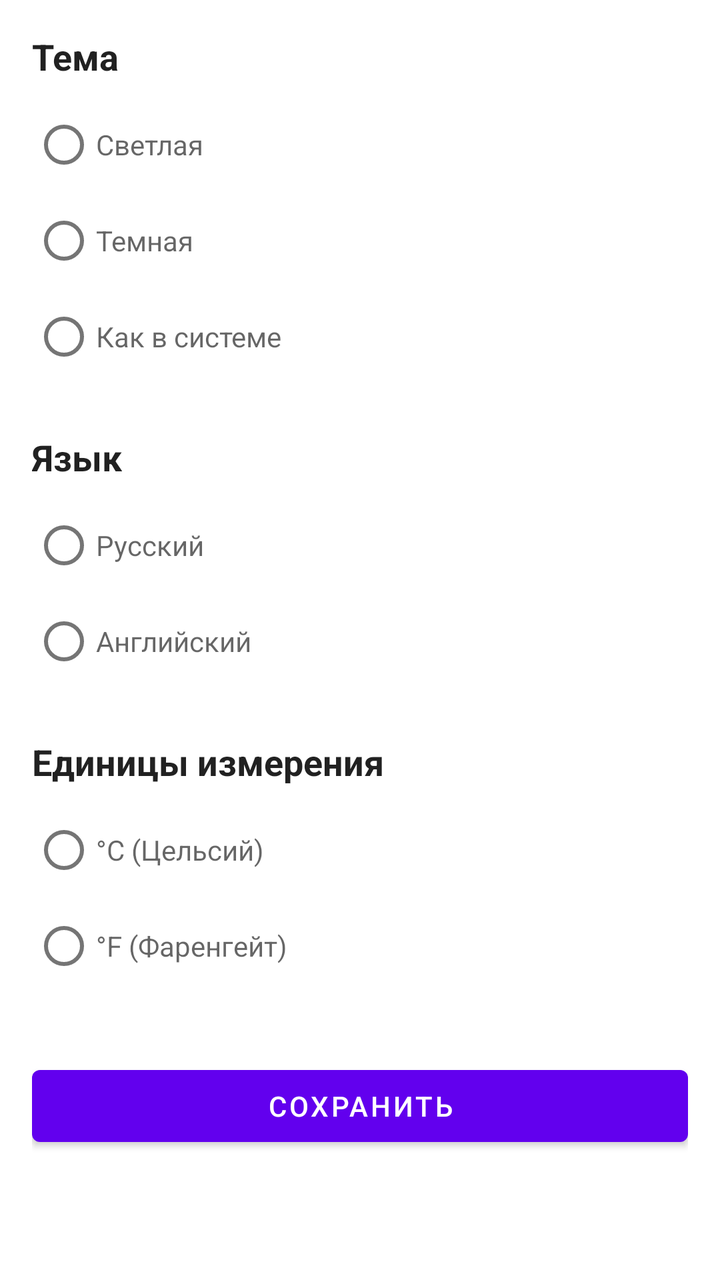
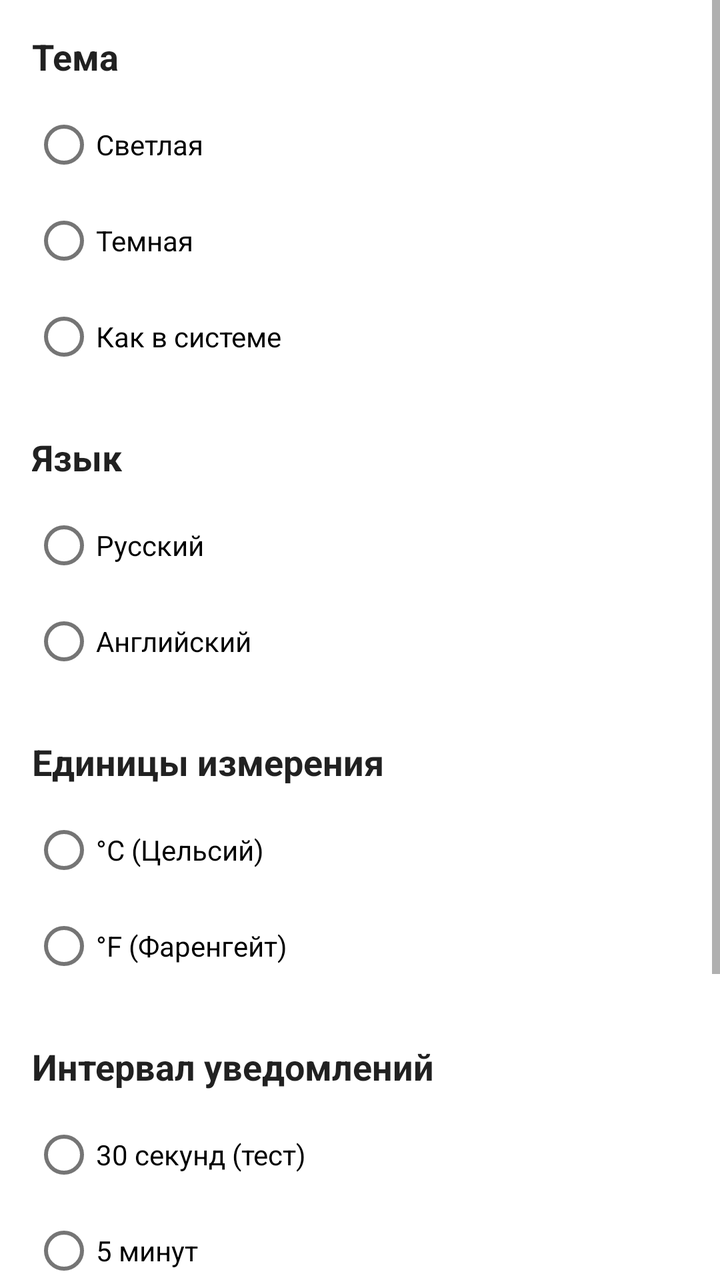

Before-and-after screenshots of an Android layout around one commit, followed by the original layout XML and the change that was made.
<!-- AndroidManifest.xml: application theme AppTheme -->
<!-- res/layout/fragment_settings.xml -->
<?xml version="1.0" encoding="utf-8"?>
<ScrollView xmlns:android="http://schemas.android.com/apk/res/android"
    xmlns:app="http://schemas.android.com/apk/res-auto"
    android:layout_width="match_parent"
    android:layout_height="match_parent"
    android:background="?android:attr/windowBackground"> <LinearLayout
    android:layout_width="match_parent"
    android:layout_height="wrap_content"
    android:orientation="vertical"
    android:padding="16dp">

    <TextView
        android:layout_width="wrap_content"
        android:layout_height="wrap_content"
        android:text="@string/theme"
        android:textSize="18sp"
        android:textStyle="bold"
        android:textColor="?android:attr/textColorPrimary"
        android:layout_marginBottom="8dp" />

    <RadioGroup
        android:id="@+id/themeRadioGroup"
        android:layout_width="match_parent"
        android:layout_height="wrap_content"
        android:layout_marginBottom="24dp">

        <RadioButton
            android:id="@+id/lightThemeRadio"
            android:layout_width="match_parent"
            android:layout_height="wrap_content"
            android:text="@string/light_theme"
            android:textColor="?android:attr/textColorSecondary" />

        <RadioButton
            android:id="@+id/darkThemeRadio"
            android:layout_width="match_parent"
            android:layout_height="wrap_content"
            android:text="@string/dark_theme"
            android:textColor="?android:attr/textColorSecondary" />

        <RadioButton
            android:id="@+id/systemThemeRadio"
            android:layout_width="match_parent"
            android:layout_height="wrap_content"
            android:text="@string/system_theme"
            android:textColor="?android:attr/textColorSecondary" />

    </RadioGroup>

    <TextView
        android:layout_width="wrap_content"
        android:layout_height="wrap_content"
        android:text="@string/language"
        android:textSize="18sp"
        android:textStyle="bold"
        android:textColor="?android:attr/textColorPrimary"
        android:layout_marginBottom="8dp" />

    <RadioGroup
        android:id="@+id/languageRadioGroup"
        android:layout_width="match_parent"
        android:layout_height="wrap_content"
        android:layout_marginBottom="24dp">

        <RadioButton
            android:id="@+id/russianRadio"
            android:layout_width="match_parent"
            android:layout_height="wrap_content"
            android:text="@string/russian"
            android:textColor="?android:attr/textColorSecondary" />

        <RadioButton
            android:id="@+id/englishRadio"
            android:layout_width="match_parent"
            android:layout_height="wrap_content"
            android:text="@string/english"
            android:textColor="?android:attr/textColorSecondary" />

    </RadioGroup>

    <TextView
        android:layout_width="wrap_content"
        android:layout_height="wrap_content"
        android:text="@string/units"
        android:textSize="18sp"
        android:textStyle="bold"
        android:textColor="?android:attr/textColorPrimary"
        android:layout_marginBottom="8dp" />

    <RadioGroup
        android:id="@+id/unitsRadioGroup"
        android:layout_width="match_parent"
        android:layout_height="wrap_content"
        android:layout_marginBottom="32dp">

        <RadioButton
            android:id="@+id/celsiusRadio"
            android:layout_width="match_parent"
            android:layout_height="wrap_content"
            android:text="@string/celsius"
            android:textColor="?android:attr/textColorSecondary" />

        <RadioButton
            android:id="@+id/fahrenheitRadio"
            android:layout_width="match_parent"
            android:layout_height="wrap_content"
            android:text="@string/fahrenheit"
            android:textColor="?android:attr/textColorSecondary" />

    </RadioGroup>

    <Button
        android:id="@+id/saveButton"
        android:layout_width="match_parent"
        android:layout_height="wrap_content"
        android:text="@string/save" />

</LinearLayout>

</ScrollView>
<!-- resources referenced by this layout -->
<resources>
  <string name="celsius">°C (Цельсий)</string>
  <string name="dark_theme">Темная</string>
  <string name="english">Английский</string>
  <string name="fahrenheit">°F (Фаренгейт)</string>
  <string name="language">Язык</string>
  <string name="light_theme">Светлая</string>
  <string name="russian">Русский</string>
  <string name="save">Сохранить</string>
  <string name="system_theme">Как в системе</string>
  <string name="theme">Тема</string>
  <string name="units">Единицы измерения</string>
  <style name="AppTheme" parent="Theme.MaterialComponents.DayNight.NoActionBar">
          <item name="colorPrimary">@color/purple_500</item>
          <item name="colorPrimaryDark">@color/purple_700</item>
          <item name="colorAccent">@color/teal_200</item>
  
          <item name="android:windowBackground">?attr/colorSurface</item>
      </style>
  <color name="purple_500">#6200EE</color>
  <color name="purple_700">#3700B3</color>
  <color name="teal_200">#03DAC5</color>
</resources>

<!-- the commit's change to res/layout/fragment_settings.xml (unified diff, before → after) -->
@@ -3,118 +3,94 @@
     xmlns:app="http://schemas.android.com/apk/res-auto"
     android:layout_width="match_parent"
     android:layout_height="match_parent"
-    android:background="?android:attr/windowBackground"> <LinearLayout
-    android:layout_width="match_parent"
-    android:layout_height="wrap_content"
-    android:orientation="vertical"
-    android:padding="16dp">
+    android:background="?android:attr/windowBackground">
 
-    <TextView
-        android:layout_width="wrap_content"
-        android:layout_height="wrap_content"
-        android:text="@string/theme"
-        android:textSize="18sp"
-        android:textStyle="bold"
-        android:textColor="?android:attr/textColorPrimary"
-        android:layout_marginBottom="8dp" />
-
-    <RadioGroup
-        android:id="@+id/themeRadioGroup"
+    <LinearLayout
         android:layout_width="match_parent"
         android:layout_height="wrap_content"
-        android:layout_marginBottom="24dp">
+        android:orientation="vertical"
+        android:padding="16dp">
 
-        <RadioButton
-            android:id="@+id/lightThemeRadio"
+        <TextView
+            android:layout_width="wrap_content"
+            android:layout_height="wrap_content"
+            android:text="@string/theme"
+            android:textSize="18sp"
+            android:textStyle="bold"
+            android:textColor="?android:attr/textColorPrimary"
+            android:layout_marginBottom="8dp" />
+
+        <RadioGroup
+            android:id="@+id/themeRadioGroup"
             android:layout_width="match_parent"
             android:layout_height="wrap_content"
-            android:text="@string/light_theme"
-            android:textColor="?android:attr/textColorSecondary" />
+            android:layout_marginBottom="24dp">
+            <RadioButton android:id="@+id/lightThemeRadio" android:layout_width="match_parent" android:layout_height="wrap_content" android:text="@string/light_theme" />
+            <RadioButton android:id="@+id/darkThemeRadio" android:layout_width="match_parent" android:layout_height="wrap_content" android:text="@string/dark_theme" />
+            <RadioButton android:id="@+id/systemThemeRadio" android:layout_width="match_parent" android:layout_height="wrap_content" android:text="@string/system_theme" />
+        </RadioGroup>
 
-        <RadioButton
-            android:id="@+id/darkThemeRadio"
+        <TextView
+            android:layout_width="wrap_content"
+            android:layout_height="wrap_content"
+            android:text="@string/language"
+            android:textSize="18sp"
+            android:textStyle="bold"
+            android:textColor="?android:attr/textColorPrimary"
+            android:layout_marginBottom="8dp" />
+
+        <RadioGroup
+            android:id="@+id/languageRadioGroup"
             android:layout_width="match_parent"
             android:layout_height="wrap_content"
-            android:text="@string/dark_theme"
-            android:textColor="?android:attr/textColorSecondary" />
+            android:layout_marginBottom="24dp">
+            <RadioButton android:id="@+id/russianRadio" android:layout_width="match_parent" android:layout_height="wrap_content" android:text="@string/russian" />
+            <RadioButton android:id="@+id/englishRadio" android:layout_width="match_parent" android:layout_height="wrap_content" android:text="@string/english" />
+        </RadioGroup>
 
-        <RadioButton
-            android:id="@+id/systemThemeRadio"
+        <TextView
+            android:layout_width="wrap_content"
+            android:layout_height="wrap_content"
+            android:text="@string/units"
+            android:textSize="18sp"
+            android:textStyle="bold"
+            android:textColor="?android:attr/textColorPrimary"
+            android:layout_marginBottom="8dp" />
+
+        <RadioGroup
+            android:id="@+id/unitsRadioGroup"
             android:layout_width="match_parent"
             android:layout_height="wrap_content"
-            android:text="@string/system_theme"
-            android:textColor="?android:attr/textColorSecondary" />
+            android:layout_marginBottom="24dp">
+            <RadioButton android:id="@+id/celsiusRadio" android:layout_width="match_parent" android:layout_height="wrap_content" android:text="@string/celsius" />
+            <RadioButton android:id="@+id/fahrenheitRadio" android:layout_width="match_parent" android:layout_height="wrap_content" android:text="@string/fahrenheit" />
+        </RadioGroup>
 
-    </RadioGroup>
+        <TextView
+            android:layout_width="wrap_content"
+            android:layout_height="wrap_content"
+            android:text="Интервал уведомлений"
+            android:textSize="18sp"
+            android:textStyle="bold"
+            android:textColor="?android:attr/textColorPrimary"
+            android:layout_marginBottom="8dp" />
 
-    <TextView
-        android:layout_width="wrap_content"
-        android:layout_height="wrap_content"
-        android:text="@string/language"
-        android:textSize="18sp"
-        android:textStyle="bold"
-        android:textColor="?android:attr/textColorPrimary"
-        android:layout_marginBottom="8dp" />
-
-    <RadioGroup
-        android:id="@+id/languageRadioGroup"
-        android:layout_width="match_parent"
-        android:layout_height="wrap_content"
-        android:layout_marginBottom="24dp">
-
-        <RadioButton
-            android:id="@+id/russianRadio"
+        <RadioGroup
+            android:id="@+id/notificationRadioGroup"
             android:layout_width="match_parent"
             android:layout_height="wrap_content"
-            android:text="@string/russian"
-            android:textColor="?android:attr/textColorSecondary" />
+            android:layout_marginBottom="32dp">
+            <RadioButton android:id="@+id/notify30s" android:layout_width="match_parent" android:layout_height="wrap_content" android:text="30 секунд (тест)" />
+            <RadioButton android:id="@+id/notify5m" android:layout_width="match_parent" android:layout_height="wrap_content" android:text="5 минут" />
+            <RadioButton android:id="@+id/notify60m" android:layout_width="match_parent" android:layout_height="wrap_content" android:text="60 минут" />
+            <RadioButton android:id="@+id/notifyOff" android:layout_width="match_parent" android:layout_height="wrap_content" android:text="Выключить" />
+        </RadioGroup>
 
-        <RadioButton
-            android:id="@+id/englishRadio"
+        <Button
+            android:id="@+id/saveButton"
             android:layout_width="match_parent"
             android:layout_height="wrap_content"
-            android:text="@string/english"
-            android:textColor="?android:attr/textColorSecondary" />
+            android:text="@string/save" />
 
-    </RadioGroup>
-
-    <TextView
-        android:layout_width="wrap_content"
-        android:layout_height="wrap_content"
-        android:text="@string/units"
-        android:textSize="18sp"
-        android:textStyle="bold"
-        android:textColor="?android:attr/textColorPrimary"
-        android:layout_marginBottom="8dp" />
-
-    <RadioGroup
-        android:id="@+id/unitsRadioGroup"
-        android:layout_width="match_parent"
-        android:layout_height="wrap_content"
-        android:layout_marginBottom="32dp">
-
-        <RadioButton
-            android:id="@+id/celsiusRadio"
-            android:layout_width="match_parent"
-            android:layout_height="wrap_content"
-            android:text="@string/celsius"
-            android:textColor="?android:attr/textColorSecondary" />
-
-        <RadioButton
-            android:id="@+id/fahrenheitRadio"
-            android:layout_width="match_parent"
-            android:layout_height="wrap_content"
-            android:text="@string/fahrenheit"
-            android:textColor="?android:attr/textColorSecondary" />
-
-    </RadioGroup>
-
-    <Button
-        android:id="@+id/saveButton"
-        android:layout_width="match_parent"
-        android:layout_height="wrap_content"
-        android:text="@string/save" />
-
-</LinearLayout>
-
+    </LinearLayout>
 </ScrollView>
